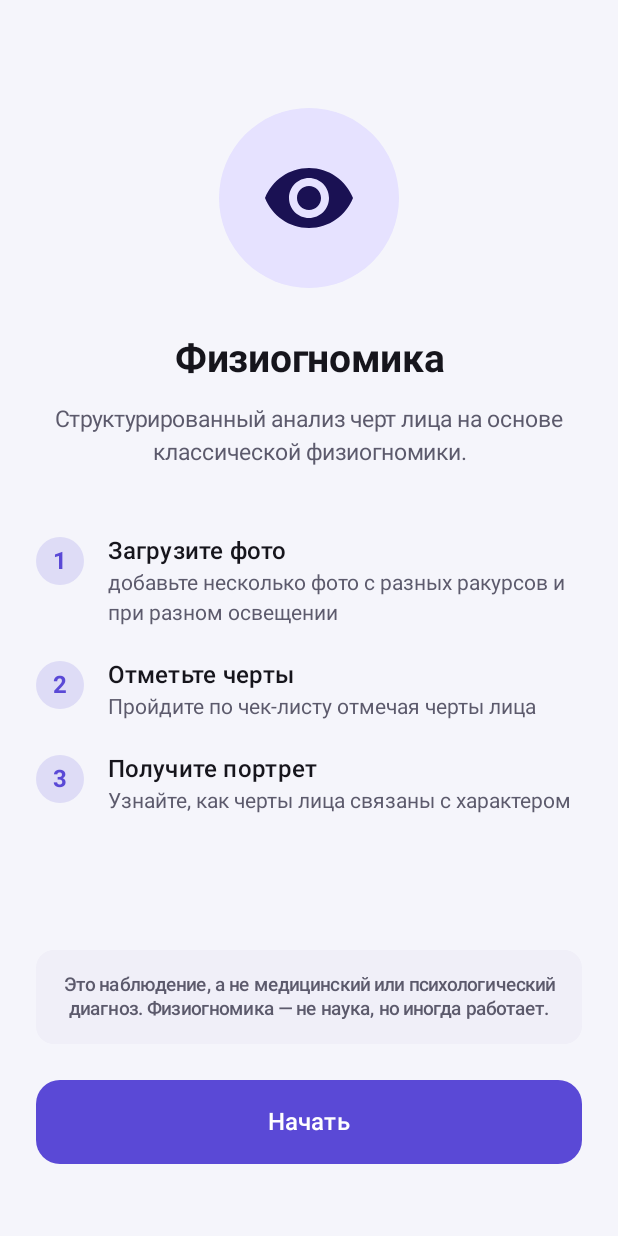
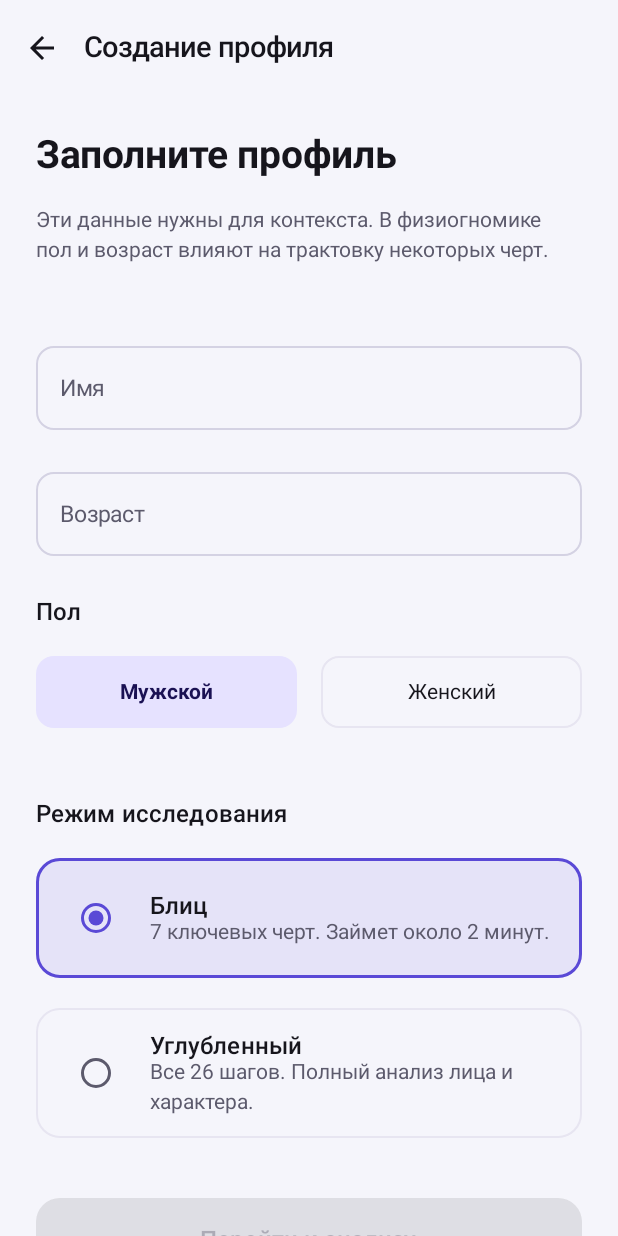
Before and after one commit to kirKirKir22/Physiognomy, an Android app built with Jetpack Compose: the screen it shows after launch (MainActivity), after a tap on "Начать", on a phone screen of 412 x 824 dp. Run offline under Robolectric (Android 15) with nearby library versions, the phone set to English and light mode, and no system bars.

Commit message:
онбординг и форма профиля

```diff
--- /dev/null
+++ b/app/src/main/java/com/kirill/physiognomy/data/repository/ProfileRepository.kt
@@ -0,0 +1,10 @@
+package com.kirill.physiognomy.data.repository
+
+import com.kirill.physiognomy.domain.model.ResearchProfile
+
+interface ProfileRepository {
+    fun saveProfile(profile: ResearchProfile)
+    fun getAllProfiles(): List<ResearchProfile>
+    fun getProfile(id: String): ResearchProfile?
+    fun deleteProfile(id: String)
+}
--- /dev/null
+++ b/app/src/main/java/com/kirill/physiognomy/domain/model/ResearchProfile.kt
@@ -0,0 +1,4 @@
+package com.kirill.physiognomy.domain.model
+
+class ResearchProfile {
+}
--- a/app/src/main/java/com/kirill/physiognomy/presentation/MainActivity.kt
+++ b/app/src/main/java/com/kirill/physiognomy/presentation/MainActivity.kt
@@ -4,7 +4,12 @@ import android.os.Bundle
 import androidx.activity.ComponentActivity
 import androidx.activity.compose.setContent
 import androidx.activity.enableEdgeToEdge
+import androidx.compose.runtime.getValue
+import androidx.compose.runtime.mutableStateOf
+import androidx.compose.runtime.remember
+import androidx.compose.runtime.setValue
 import com.kirill.physiognomy.presentation.onboarding.OnboardingScreen
+import com.kirill.physiognomy.presentation.profile.ProfileSetupScreen
 import com.kirill.physiognomy.presentation.ui.theme.PhysiognomyTheme
 
 class MainActivity : ComponentActivity() {
@@ -17,13 +22,35 @@ class MainActivity : ComponentActivity() {
         setContent {
             // Используем нашу тему. Системная тема (темная/светлая) определится автоматически
             PhysiognomyTheme {
-                // Вызываем наш экран приветствия
-                OnboardingScreen(
-                    onStartClick = {
-                        // Пока здесь пусто. Сюда мы добавим навигацию на экран создания профиля
-                        // на следующем шаге.
+
+                // Добавляем состояние для переключения между экранами
+                var currentScreen by remember { mutableStateOf("onboarding") }
+
+                when (currentScreen) {
+                    "onboarding" -> {
+                        // Вызываем наш экран приветствия
+                        OnboardingScreen(
+                            onStartClick = {
+                                // Теперь по клику переходим на экран профиля
+                                currentScreen = "profile"
+                            }
+                        )
                     }
-                )
+                    "profile" -> {
+                        // Вызываем экран создания профиля (код которого я дал в прошлом сообщении)
+                        ProfileSetupScreen(
+                            onBackClick = {
+                                // Возврат назад на экран приветствия
+                                currentScreen = "onboarding"
+                            },
+                            onStartAnalysis = { name, age, gender, mode ->
+                                // Здесь мы позже добавим сохранение в базу и переход к чек-листу.
+                                // Пока просто выводим в консоль для проверки.
+                                println("Создан профиль: Имя=$name, Возраст=$age, Пол=$gender, Режим=$mode")
+                            }
+                        )
+                    }
+                }
             }
         }
     }
--- a/app/src/main/java/com/kirill/physiognomy/presentation/onboarding/OnboardingScreen.kt
+++ b/app/src/main/java/com/kirill/physiognomy/presentation/onboarding/OnboardingScreen.kt
@@ -87,23 +87,28 @@ fun OnboardingScreen(
 
             Spacer(modifier = Modifier.height(48.dp))
 
-            // 4. Как это работает (3 шага)
+            // 4. Как это работает (4 шага)
             Column(
                 modifier = Modifier.fillMaxWidth(),
-                verticalArrangement = Arrangement.spacedBy(24.dp)
+                verticalArrangement = Arrangement.spacedBy(20.dp) // Чуть уменьшил отступ, чтобы влезло
             ) {
                 StepRow(
                     number = "1",
-                    title = "Загрузите фото",
-                    description = "добавьте несколько фото с разных ракурсов и при разном освещении"
+                    title = "Создайте профиль",
+                    description = "Укажите имя, возраст и пол для точности анализа"
                 )
                 StepRow(
                     number = "2",
-                    title = "Отметьте черты",
-                    description = "Пройдите по чек-листу отмечая черты лица"
+                    title = "Загрузите фото",
+                    description = "Добавьте портрет анфас или профиль"
                 )
                 StepRow(
                     number = "3",
+                    title = "Отметьте черты",
+                    description = "Пройдите по чек-листу, отмечая форму глаз, носа, лба"
+                )
+                StepRow(
+                    number = "4",
                     title = "Получите портрет",
                     description = "Узнайте, как черты лица связаны с характером"
                 )
--- /dev/null
+++ b/app/src/main/java/com/kirill/physiognomy/presentation/profile/ProfileSetupScreen.kt
@@ -0,0 +1,211 @@
+package com.kirill.physiognomy.presentation.profile
+
+import androidx.compose.foundation.BorderStroke
+import androidx.compose.foundation.background
+import androidx.compose.foundation.clickable
+import androidx.compose.foundation.layout.*
+import androidx.compose.foundation.rememberScrollState
+import androidx.compose.foundation.shape.RoundedCornerShape
+import androidx.compose.foundation.text.KeyboardOptions
+import androidx.compose.foundation.verticalScroll
+import androidx.compose.material.icons.Icons
+import androidx.compose.material.icons.automirrored.filled.ArrowBack
+import androidx.compose.material3.*
+import androidx.compose.runtime.*
+import androidx.compose.ui.Alignment
+import androidx.compose.ui.Modifier
+import androidx.compose.ui.draw.clip
+import androidx.compose.ui.graphics.Color
+import androidx.compose.ui.text.font.FontWeight
+import androidx.compose.ui.text.input.KeyboardType
+import androidx.compose.ui.text.style.TextAlign
+import androidx.compose.ui.unit.dp
+import androidx.compose.ui.unit.sp
+
+@OptIn(ExperimentalMaterial3Api::class)
+@Composable
+fun ProfileSetupScreen(
+    onBackClick: () -> Unit,
+    onStartAnalysis: (name: String, age: String, gender: String, mode: String) -> Unit
+) {
+    var name by remember { mutableStateOf("") }
+    var age by remember { mutableStateOf("") }
+    var gender by remember { mutableStateOf("М") } // По умолчанию М
+    var mode by remember { mutableStateOf("Blitz") } // По умолчанию Блиц
+
+    Scaffold(
+        topBar = {
+            TopAppBar(
+                title = { Text("Создание профиля", style = MaterialTheme.typography.titleLarge) },
+                navigationIcon = {
+                    IconButton(onClick = onBackClick) {
+                        Icon(Icons.AutoMirrored.Filled.ArrowBack, contentDescription = "Назад")
+                    }
+                },
+                colors = TopAppBarDefaults.topAppBarColors(
+                    containerColor = MaterialTheme.colorScheme.background,
+                    titleContentColor = MaterialTheme.colorScheme.onBackground
+                )
+            )
+        },
+        containerColor = MaterialTheme.colorScheme.background
+    ) { paddingValues ->
+        Column(
+            modifier = Modifier
+                .fillMaxSize()
+                .padding(paddingValues)
+                .verticalScroll(rememberScrollState())
+                .padding(24.dp),
+            verticalArrangement = Arrangement.spacedBy(20.dp)
+        ) {
+            Text(
+                text = "Заполните профиль",
+                style = MaterialTheme.typography.headlineMedium,
+                color = MaterialTheme.colorScheme.onBackground
+            )
+            Text(
+                text = "Эти данные нужны для контекста. В физиогномике пол и возраст влияют на трактовку некоторых черт.",
+                style = MaterialTheme.typography.bodyMedium,
+                color = MaterialTheme.colorScheme.onSurfaceVariant
+            )
+
+            Spacer(modifier = Modifier.height(8.dp))
+
+            // Поле Имя
+            OutlinedTextField(
+                value = name,
+                onValueChange = { name = it },
+                label = { Text("Имя") },
+                placeholder = { Text("Например, Александр") },
+                modifier = Modifier.fillMaxWidth(),
+                shape = RoundedCornerShape(12.dp),
+                singleLine = true
+            )
+
+            // Поле Возраст
+            OutlinedTextField(
+                value = age,
+                onValueChange = { if (it.length <= 3) age = it.filter { char -> char.isDigit() } },
+                label = { Text("Возраст") },
+                placeholder = { Text("Например, 30") },
+                modifier = Modifier.fillMaxWidth(),
+                shape = RoundedCornerShape(12.dp),
+                keyboardOptions = KeyboardOptions(keyboardType = KeyboardType.Number),
+                singleLine = true
+            )
+
+            // Выбор пола
+            Text("Пол", style = MaterialTheme.typography.titleMedium, modifier = Modifier.padding(top = 8.dp))
+            Row(
+                modifier = Modifier.fillMaxWidth(),
+                horizontalArrangement = Arrangement.spacedBy(16.dp)
+            ) {
+                GenderButton(
+                    text = "Мужской",
+                    selected = gender == "М",
+                    onClick = { gender = "М" },
+                    modifier = Modifier.weight(1f)
+                )
+                GenderButton(
+                    text = "Женский",
+                    selected = gender == "Ж",
+                    onClick = { gender = "Ж" },
+                    modifier = Modifier.weight(1f)
+                )
+            }
+
+            Spacer(modifier = Modifier.height(8.dp))
+
+            // Выбор режима
+            Text("Режим исследования", style = MaterialTheme.typography.titleMedium)
+            ModeCard(
+                title = "Блиц",
+                description = "7 ключевых черт. Займет около 2 минут.",
+                selected = mode == "Blitz",
+                onClick = { mode = "Blitz" }
+            )
+            ModeCard(
+                title = "Углубленный",
+                description = "Все 26 шагов. Полный анализ лица и характера.",
+                selected = mode == "Deep",
+                onClick = { mode = "Deep" }
+            )
+
+            Spacer(modifier = Modifier.weight(1f))
+
+            // Кнопка Далее
+            Button(
+                onClick = { onStartAnalysis(name, age, gender, mode) },
+                enabled = name.isNotBlank() && age.isNotBlank(),
+                modifier = Modifier
+                    .fillMaxWidth()
+                    .height(56.dp),
+                shape = RoundedCornerShape(16.dp)
+            ) {
+                Text("Перейти к анализу", style = MaterialTheme.typography.titleMedium)
+            }
+
+            Spacer(modifier = Modifier.height(16.dp))
+        }
+    }
+}
+
+@Composable
+private fun GenderButton(
+    text: String,
+    selected: Boolean,
+    onClick: () -> Unit,
+    modifier: Modifier = Modifier
+) {
+    Surface(
+        onClick = onClick,
+        shape = RoundedCornerShape(12.dp),
+        color = if (selected) MaterialTheme.colorScheme.primaryContainer else Color.Transparent,
+        border = if (selected) null else BorderStroke(1.dp, MaterialTheme.colorScheme.outlineVariant),
+        modifier = modifier.height(48.dp)
+    ) {
+        Box(contentAlignment = Alignment.Center) {
+            Text(
+                text = text,
+                style = MaterialTheme.typography.bodyMedium,
+                fontWeight = if (selected) FontWeight.Bold else FontWeight.Normal,
+                color = if (selected) MaterialTheme.colorScheme.onPrimaryContainer else MaterialTheme.colorScheme.onSurface
+            )
+        }
+    }
+}
+
+@Composable
+private fun ModeCard(
+    title: String,
+    description: String,
+    selected: Boolean,
+    onClick: () -> Unit
+) {
+    Surface(
+        onClick = onClick,
+        shape = RoundedCornerShape(16.dp),
+        color = if (selected) MaterialTheme.colorScheme.primary.copy(alpha = 0.1f) else Color.Transparent,
+        border = BorderStroke(
+            width = if (selected) 2.dp else 1.dp,
+            color = if (selected) MaterialTheme.colorScheme.primary else MaterialTheme.colorScheme.outlineVariant
+        ),
+        modifier = Modifier.fillMaxWidth()
+    ) {
+        Row(
+            modifier = Modifier.padding(16.dp),
+            verticalAlignment = Alignment.CenterVertically
+        ) {
+            RadioButton(
+                selected = selected,
+                onClick = onClick,
+                colors = RadioButtonDefaults.colors(selectedColor = MaterialTheme.colorScheme.primary)
+            )
+            Spacer(modifier = Modifier.width(12.dp))
+            Column {
+                Text(text = title, style = MaterialTheme.typography.titleMedium, color = MaterialTheme.colorScheme.onSurface)
+                Text(text = description, style = MaterialTheme.typography.bodyMedium, color = MaterialTheme.colorScheme.onSurfaceVariant)
+            }
+        }
+    }
+}
```
Also changed, not shown: 1 other file.
